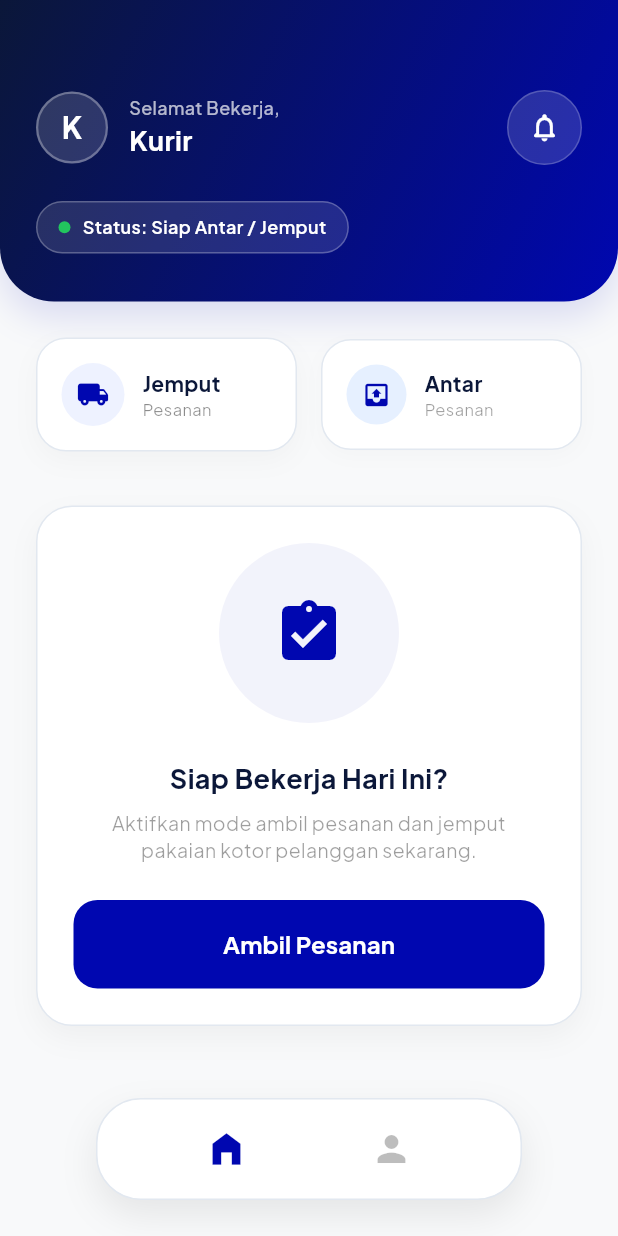
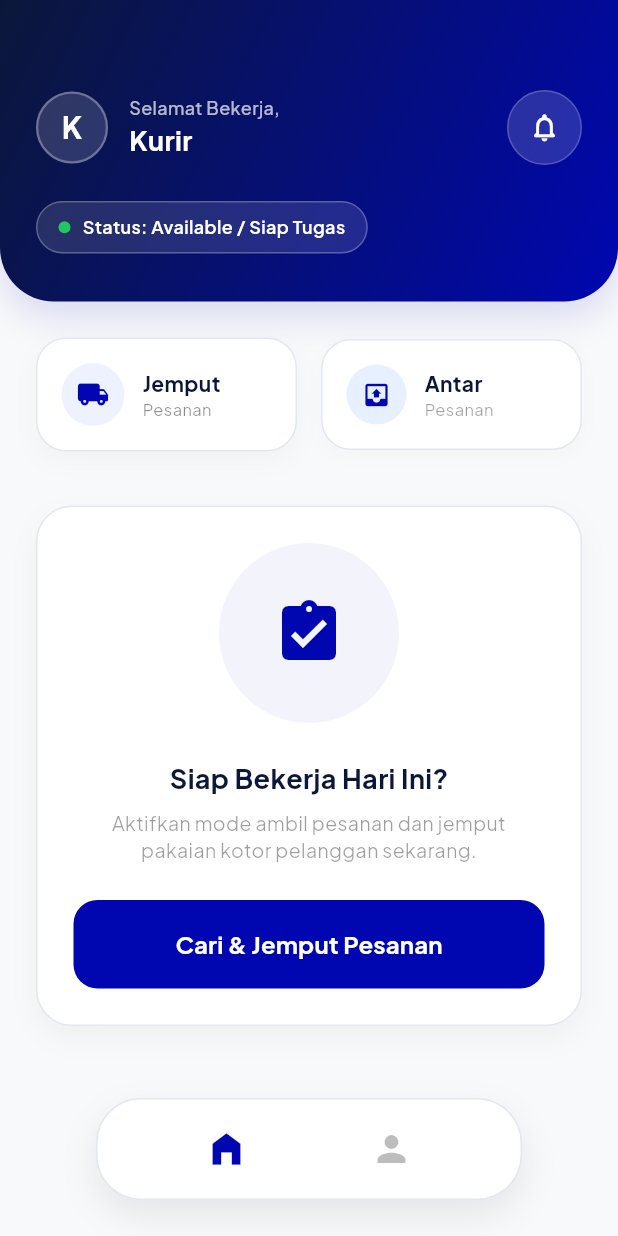
Before and after one commit to bntngridp/courier-myLaundry, a Flutter app: the HomeView screen opened directly, on a phone screen of 412 x 824 dp. Run offline on Flutter 3.47's test engine with Material 3 defaults, Android fonts, the phone set to English and light mode, and no system bars; our stand-ins replace google_fonts, google_maps_flutter, google_sign_in, shared_preferences; accounts and stored records are empty.

Commit message:
fix(home): clarify 'Cari & Jemput Pesanan' action button and sync status pill with active order state

```diff
--- a/lib/ui/features/home/views/home_view.dart
+++ b/lib/ui/features/home/views/home_view.dart
@@ -179,8 +179,24 @@ class _HomeViewState extends State<HomeView> {
                           ],
                         ),
                         const SizedBox(height: 24),
-                        // Online Status Pill
-                        Container(
+                        // Online Status Pill (Dynamic DB Synchronization)
+                        Builder(
+                          builder: (context) {
+                            String statusText = 'Status: Available / Siap Tugas';
+                            Color statusColor = const Color(0xFF22C55E);
+
+                            if (homeViewModel.hasActiveOrder && homeViewModel.activeOrder != null) {
+                              final st = homeViewModel.activeOrder!.status.toLowerCase();
+                              if (st.contains('delivering')) {
+                                statusText = 'Status: Mengantar Order #${homeViewModel.activeOrder!.id}';
+                                statusColor = const Color(0xFF3B82F6); // Blue
+                              } else {
+                                statusText = 'Status: Menjemput Order #${homeViewModel.activeOrder!.id}';
+                                statusColor = const Color(0xFFF59E0B); // Amber
+                              }
+                            }
+
+                            return Container(
                               padding: const EdgeInsets.symmetric(horizontal: 14, vertical: 8),
                               decoration: BoxDecoration(
                                 color: Colors.white.withValues(alpha: 0.12),
@@ -193,15 +209,15 @@ class _HomeViewState extends State<HomeView> {
                                   Container(
                                     width: 8,
                                     height: 8,
-                                decoration: const BoxDecoration(
+                                    decoration: BoxDecoration(
                                       shape: BoxShape.circle,
-                                  color: Color(0xFF22C55E),
+                                      color: statusColor,
                                     ),
                                   ),
                                   const SizedBox(width: 8),
-                              const Text(
-                                'Status: Siap Antar / Jemput',
-                                style: TextStyle(
+                                  Text(
+                                    statusText,
+                                    style: const TextStyle(
                                       color: Colors.white,
                                       fontSize: 12,
                                       fontWeight: FontWeight.w600,
@@ -209,6 +225,8 @@ class _HomeViewState extends State<HomeView> {
                                   ),
                                 ],
                               ),
+                            );
+                          },
                         ),
                       ],
                     ),
@@ -469,7 +487,7 @@ class _HomeViewState extends State<HomeView> {
                                   elevation: 0,
                                 ),
                                 child: const Text(
-                                  'Ambil Pesanan',
+                                  'Cari & Jemput Pesanan',
                                   style: TextStyle(
                                     fontSize: 16,
                                     fontWeight: FontWeight.bold,
```
Lines whose indentation alone changed are shown as unchanged.
